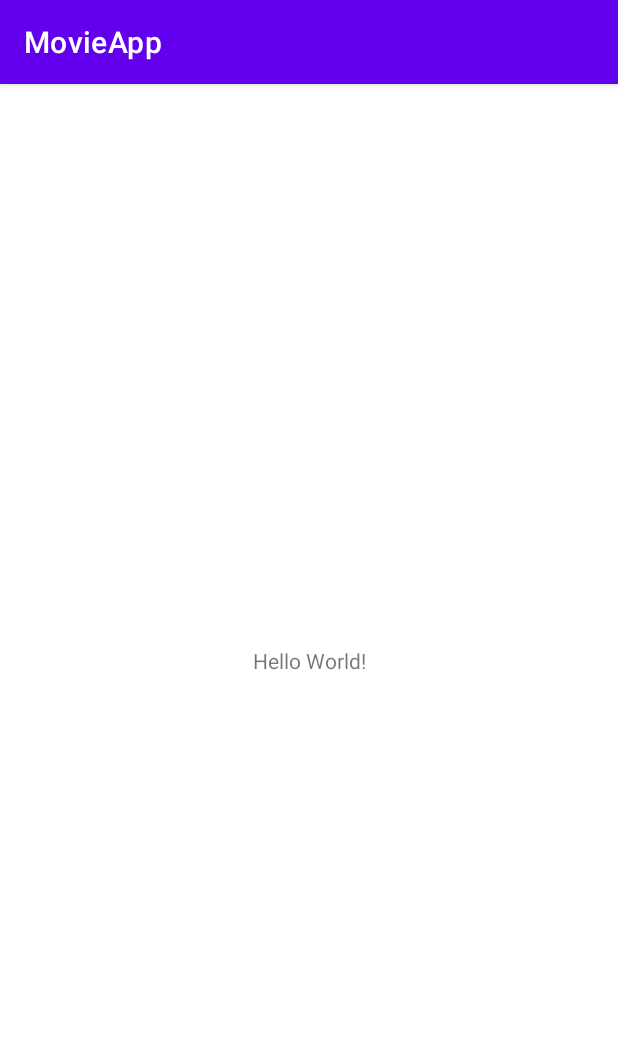
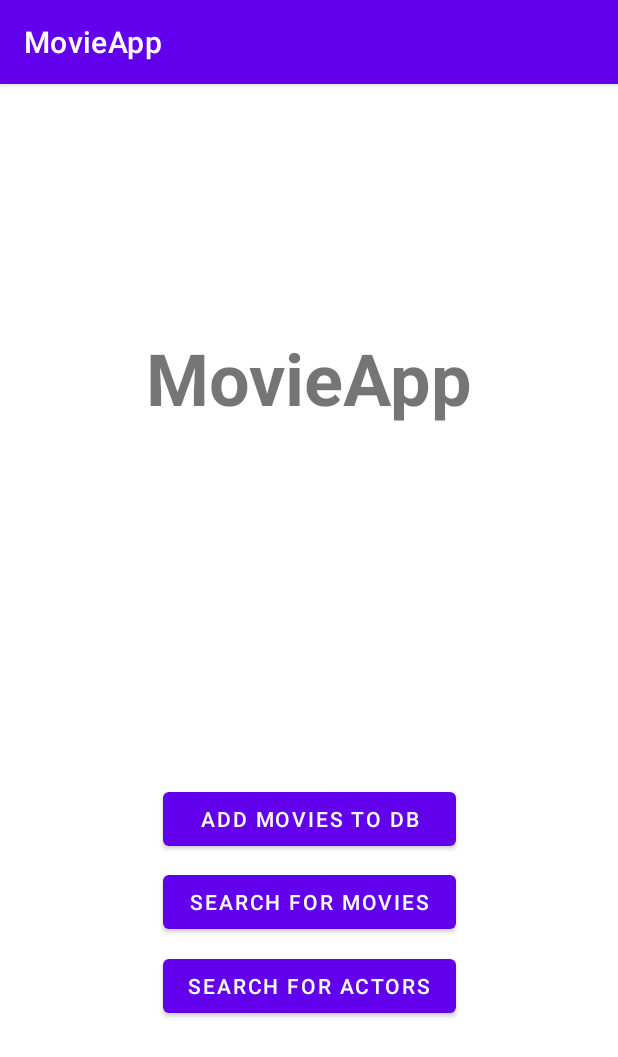
Before and after one commit to NimBuzz01/MovieApp, an Android app: the screen it shows after launch (MainActivity), on a phone screen of 412 x 824 dp. Shown: the top 1057 px of the screen. Run offline under Robolectric (Android 15) with nearby library versions, the phone set to English and light mode, and no system bars.

Commit message:
update #1.1

```diff
--- a/app/src/main/res/layout/activity_main.xml
+++ b/app/src/main/res/layout/activity_main.xml
@@ -6,13 +6,45 @@
     android:layout_height="match_parent"
     tools:context=".MainActivity">
 
+    <Button
+        android:id="@+id/addMoviesBtn"
+        android:layout_width="195dp"
+        android:layout_height="wrap_content"
+        android:layout_marginBottom="254dp"
+        android:text="@string/add_movies_to_db"
+        app:layout_constraintBottom_toBottomOf="parent"
+        app:layout_constraintEnd_toEndOf="parent"
+        app:layout_constraintStart_toStartOf="parent" />
+
+    <Button
+        android:id="@+id/searchMovieBtn"
+        android:layout_width="195dp"
+        android:layout_height="wrap_content"
+        android:layout_marginTop="7dp"
+        android:text="@string/search_for_movies"
+        app:layout_constraintEnd_toEndOf="parent"
+        app:layout_constraintStart_toStartOf="parent"
+        app:layout_constraintTop_toBottomOf="@+id/addMoviesBtn" />
+
+    <Button
+        android:id="@+id/searchActorsBtn"
+        android:layout_width="195dp"
+        android:layout_height="wrap_content"
+        android:layout_marginTop="8dp"
+        android:text="@string/search_for_actors"
+        app:layout_constraintEnd_toEndOf="parent"
+        app:layout_constraintStart_toStartOf="parent"
+        app:layout_constraintTop_toBottomOf="@+id/searchMovieBtn" />
+
     <TextView
+        android:id="@+id/mainTitle"
         android:layout_width="wrap_content"
         android:layout_height="wrap_content"
-        android:text="Hello World!"
-        app:layout_constraintBottom_toBottomOf="parent"
-        app:layout_constraintLeft_toLeftOf="parent"
-        app:layout_constraintRight_toRightOf="parent"
+        android:layout_marginTop="163dp"
+        android:text="@string/movieapp"
+        android:textSize="48sp"
+        android:textStyle="bold"
+        app:layout_constraintEnd_toEndOf="parent"
+        app:layout_constraintStart_toStartOf="parent"
         app:layout_constraintTop_toTopOf="parent" />
-
 </androidx.constraintlayout.widget.ConstraintLayout>
--- a/app/src/main/res/values/strings.xml
+++ b/app/src/main/res/values/strings.xml
@@ -1,3 +1,7 @@
 <resources>
     <string name="app_name">MovieApp</string>
+    <string name="movieapp">MovieApp</string>
+    <string name="add_movies_to_db">Add Movies to DB</string>
+    <string name="search_for_movies">Search for Movies</string>
+    <string name="search_for_actors">Search for Actors</string>
 </resources>
```
Also changed, not shown: app/src/main/AndroidManifest.xml (+9 -0 lines), app/src/main/java/com/example/movieapp/AddMovies.kt (added, +11 -0 lines), app/src/main/java/com/example/movieapp/SearchActors.kt (added, +11 -0 lines), app/src/main/java/com/example/movieapp/SearchMovies.kt (added, +11 -0 lines), app/src/main/res/layout/activity_add_movies.xml (added, +9 -0 lines), app/src/main/res/layout/activity_search_actors.xml (added, +9 -0 lines), app/src/main/res/layout/activity_search_movies.xml (added, +9 -0 lines).
